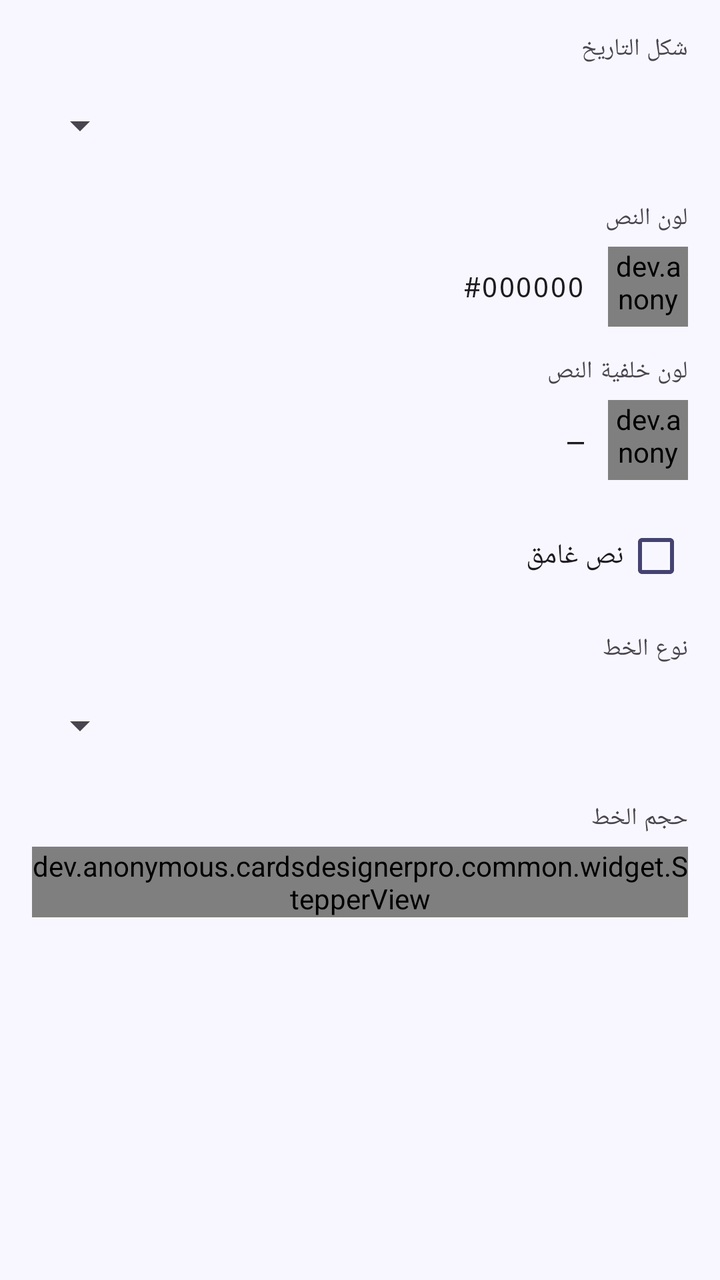
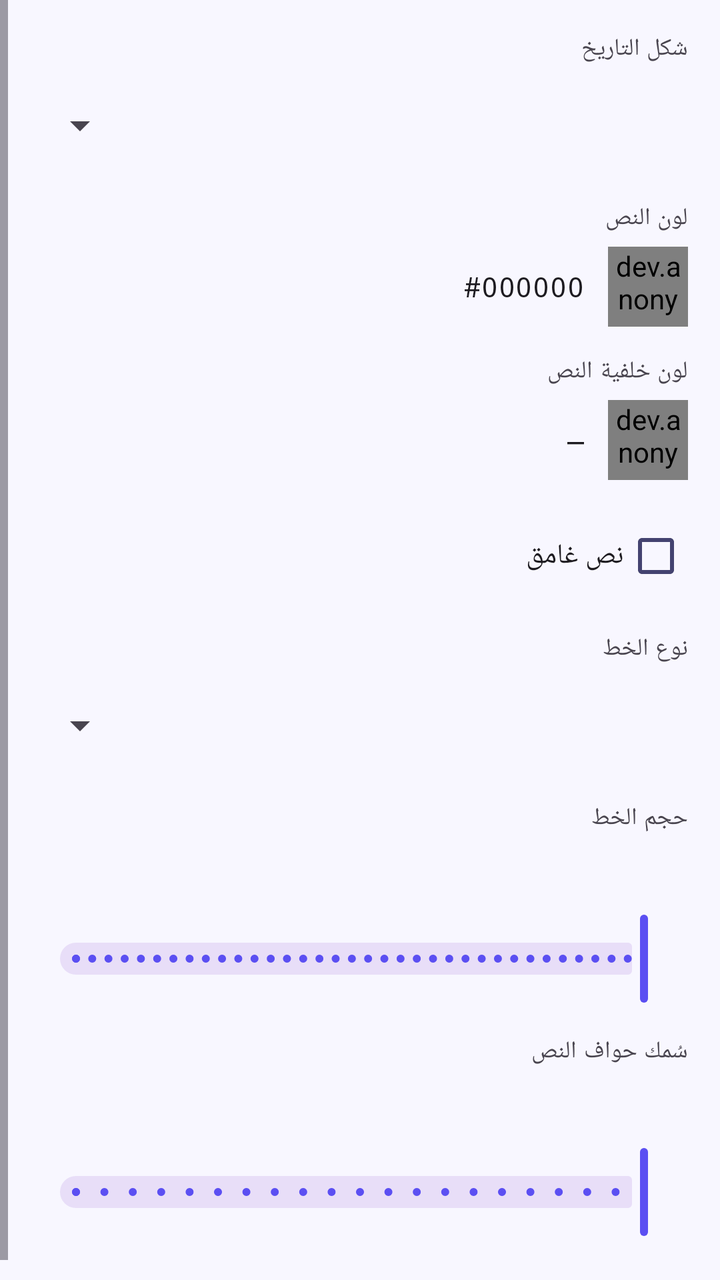

The first picture is an Android layout as it rendered before a commit; the second is the same layout after the commit. The layout source and the unified diff follow.
<!-- AndroidManifest.xml: application theme Theme.CardsDesignerPro -->
<!-- res/layout/fragment_prop_date.xml -->
<?xml version="1.0" encoding="utf-8"?>
<ScrollView xmlns:android="http://schemas.android.com/apk/res/android"
    android:layout_width="match_parent" android:layout_height="match_parent" android:layoutDirection="rtl">
    <LinearLayout android:layout_width="match_parent" android:layout_height="wrap_content"
        android:orientation="vertical" android:padding="16dp">

        <TextView android:layout_width="match_parent" android:layout_height="wrap_content"
            android:text="@string/prop_date_format" android:textAppearance="?attr/textAppearanceLabelMedium"
            android:layout_marginBottom="6dp" />
        <Spinner android:id="@+id/spinner_date_format" android:layout_width="match_parent"
            android:layout_height="48dp" android:layout_marginBottom="14dp" />

        <TextView android:layout_width="match_parent" android:layout_height="wrap_content"
            android:text="@string/prop_text_color" android:textAppearance="?attr/textAppearanceLabelMedium"
            android:layout_marginBottom="6dp" />
        <LinearLayout android:layout_width="match_parent" android:layout_height="wrap_content"
            android:orientation="horizontal" android:gravity="center_vertical" android:layout_marginBottom="14dp">
            <dev.anonymous.cardsdesignerpro.common.widget.ColorPreviewView android:id="@+id/cpv_text_color"
                android:layout_width="40dp" android:layout_height="40dp" android:layout_marginEnd="12dp" />
            <TextView android:id="@+id/tv_color_hex" android:layout_width="wrap_content"
                android:layout_height="wrap_content" android:fontFamily="monospace"
                android:textAppearance="?attr/textAppearanceBodyMedium" android:text="#000000" />
        </LinearLayout>

        
        <TextView android:layout_width="match_parent" android:layout_height="wrap_content"
            android:text="لون خلفية النص" android:textAppearance="?attr/textAppearanceLabelMedium"
            android:layout_marginBottom="6dp" />
        <LinearLayout android:layout_width="match_parent" android:layout_height="wrap_content"
            android:orientation="horizontal" android:gravity="center_vertical" android:layout_marginBottom="14dp">
            <dev.anonymous.cardsdesignerpro.common.widget.ColorPreviewView android:id="@+id/cpv_bg_color"
                android:layout_width="40dp" android:layout_height="40dp" android:layout_marginEnd="12dp" />
            <TextView android:id="@+id/tv_bg_color_hex" android:layout_width="0dp"
                android:layout_height="wrap_content" android:layout_weight="1" android:fontFamily="monospace"
                android:textAppearance="?attr/textAppearanceBodyMedium" android:text="—" />
            <com.google.android.material.button.MaterialButton
                android:id="@+id/btn_clear_bg_color"
                style="@style/Widget.Material3.Button.TextButton"
                android:layout_width="wrap_content" android:layout_height="wrap_content"
                android:text="مسح" android:visibility="gone" />
        </LinearLayout>

        <com.google.android.material.checkbox.MaterialCheckBox android:id="@+id/cb_bold"
            android:layout_width="match_parent" android:layout_height="wrap_content"
            android:text="@string/prop_bold" android:layout_marginBottom="14dp" />

        <TextView android:layout_width="match_parent" android:layout_height="wrap_content"
            android:text="@string/prop_font" android:textAppearance="?attr/textAppearanceLabelMedium"
            android:layout_marginBottom="6dp" />
        <Spinner android:id="@+id/spinner_font" android:layout_width="match_parent"
            android:layout_height="48dp" android:layout_marginBottom="14dp" />

        <TextView android:layout_width="match_parent" android:layout_height="wrap_content"
            android:text="@string/prop_font_size" android:textAppearance="?attr/textAppearanceLabelMedium"
            android:layout_marginBottom="6dp" />
        <dev.anonymous.cardsdesignerpro.common.widget.StepperView android:id="@+id/stepper_font_size"
            android:layout_width="wrap_content" android:layout_height="wrap_content" />
    </LinearLayout>
</ScrollView>
<!-- resources referenced by this layout -->
<resources>
  <string name="prop_bold">نص غامق</string>
  <string name="prop_date_format">شكل التاريخ</string>
  <string name="prop_font">نوع الخط</string>
  <string name="prop_font_size">حجم الخط</string>
  <string name="prop_text_color">لون النص</string>
  <style name="Theme.CardsDesignerPro" parent="Base.Theme.CardsDesignerPro" />
  <style name="Base.Theme.CardsDesignerPro" parent="Theme.Material3.DayNight.NoActionBar">
          <item name="colorPrimary">@color/md_theme_light_primary</item>
          <item name="colorOnPrimary">@color/md_theme_light_onPrimary</item>
          <item name="colorPrimaryContainer">@color/md_theme_light_primaryContainer</item>
          <item name="colorOnPrimaryContainer">@color/md_theme_light_onPrimaryContainer</item>
          <item name="colorSecondary">@color/md_theme_light_secondary</item>
          <item name="colorOnSecondary">@color/md_theme_light_onSecondary</item>
          <item name="android:colorBackground">@color/md_theme_light_background</item>
          <item name="colorSurface">@color/md_theme_light_surface</item>
          <item name="colorOnSurface">@color/md_theme_light_onSurface</item>
          <item name="colorSurfaceVariant">@color/md_theme_light_surfaceVariant</item>
          <item name="colorOnSurfaceVariant">@color/md_theme_light_onSurfaceVariant</item>
          <item name="colorOutline">@color/md_theme_light_outline</item>
          <item name="colorError">@color/md_theme_light_error</item>
          <item name="colorOnError">@color/md_theme_light_onError</item>
          <item name="android:statusBarColor">?attr/colorSurface</item>
          <item name="android:windowLightStatusBar">true</item>
          <item name="android:layoutDirection">rtl</item>
          <item name="android:supportsRtl">true</item>
      </style>
  <color name="md_theme_light_primary">#FF5B4FF2</color>
  <color name="md_theme_light_onPrimary">#FFFFFFFF</color>
  <color name="md_theme_light_primaryContainer">#FFE8E5FF</color>
  <color name="md_theme_light_onPrimaryContainer">#FF1A006E</color>
  <color name="md_theme_light_secondary">#FF00BFA5</color>
  <color name="md_theme_light_onSecondary">#FFFFFFFF</color>
  <color name="md_theme_light_background">#FFF8F7FF</color>
  <color name="md_theme_light_surface">#FFFFFFFF</color>
  <color name="md_theme_light_onSurface">#FF1A1A2E</color>
  <color name="md_theme_light_surfaceVariant">#FFE8E5FF</color>
  <color name="md_theme_light_onSurfaceVariant">#FF444370</color>
  <color name="md_theme_light_outline">#FF7A78A6</color>
  <color name="md_theme_light_error">#FFB3261E</color>
  <color name="md_theme_light_onError">#FFFFFFFF</color>
</resources>

<!-- the commit's change to res/layout/fragment_prop_date.xml (unified diff, before → after) -->
@@ -1,5 +1,6 @@
 <?xml version="1.0" encoding="utf-8"?>
 <ScrollView xmlns:android="http://schemas.android.com/apk/res/android"
+    xmlns:app="http://schemas.android.com/apk/res-auto"
     android:layout_width="match_parent" android:layout_height="match_parent" android:layoutDirection="rtl">
     <LinearLayout android:layout_width="match_parent" android:layout_height="wrap_content"
         android:orientation="vertical" android:padding="16dp">
@@ -53,7 +54,28 @@
         <TextView android:layout_width="match_parent" android:layout_height="wrap_content"
             android:text="@string/prop_font_size" android:textAppearance="?attr/textAppearanceLabelMedium"
             android:layout_marginBottom="6dp" />
-        <dev.anonymous.cardsdesignerpro.common.widget.StepperView android:id="@+id/stepper_font_size"
-            android:layout_width="wrap_content" android:layout_height="wrap_content" />
+        <com.google.android.material.slider.Slider
+            android:id="@+id/slider_font_size"
+            android:layout_width="match_parent"
+            android:layout_height="wrap_content"
+            app:labelBehavior="withinBounds"
+            android:valueFrom="10.0"
+            android:valueTo="100.0"
+            android:stepSize="1.0"
+            android:layout_marginBottom="14dp" />
+
+        
+        <TextView android:layout_width="match_parent" android:layout_height="wrap_content"
+            android:text="@string/prop_text_stroke" android:textAppearance="?attr/textAppearanceLabelMedium"
+            android:layout_marginBottom="6dp" />
+        <com.google.android.material.slider.Slider
+            android:id="@+id/slider_text_stroke"
+            android:layout_width="match_parent"
+            android:layout_height="wrap_content"
+            app:labelBehavior="withinBounds"
+            android:valueFrom="0.0"
+            android:valueTo="10.0"
+            android:stepSize="0.5"
+            android:layout_marginBottom="14dp" />
     </LinearLayout>
 </ScrollView>
<!-- resource entries referenced after the edit -->
@@ -5,6 +5,7 @@
   <string name="prop_font">نوع الخط</string>
   <string name="prop_font_size">حجم الخط</string>
   <string name="prop_text_color">لون النص</string>
+  <string name="prop_text_stroke">سُمك حواف النص</string>
   <style name="Theme.CardsDesignerPro" parent="Base.Theme.CardsDesignerPro" />
   <style name="Base.Theme.CardsDesignerPro" parent="Theme.Material3.DayNight.NoActionBar">
           <item name="colorPrimary">@color/md_theme_light_primary</item>
